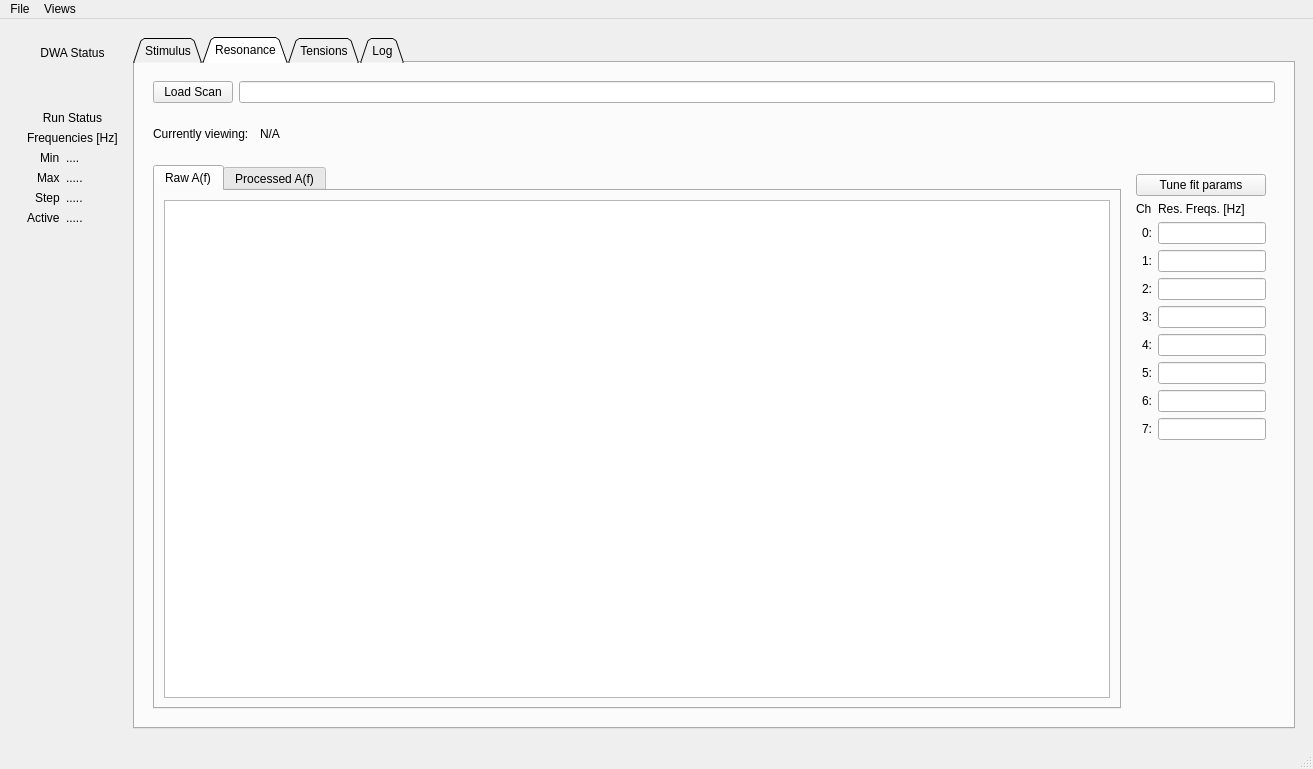
dunewires/ElectricalMethod, file DAQ/python/dwaDaqUI.ui: the form before one commit.
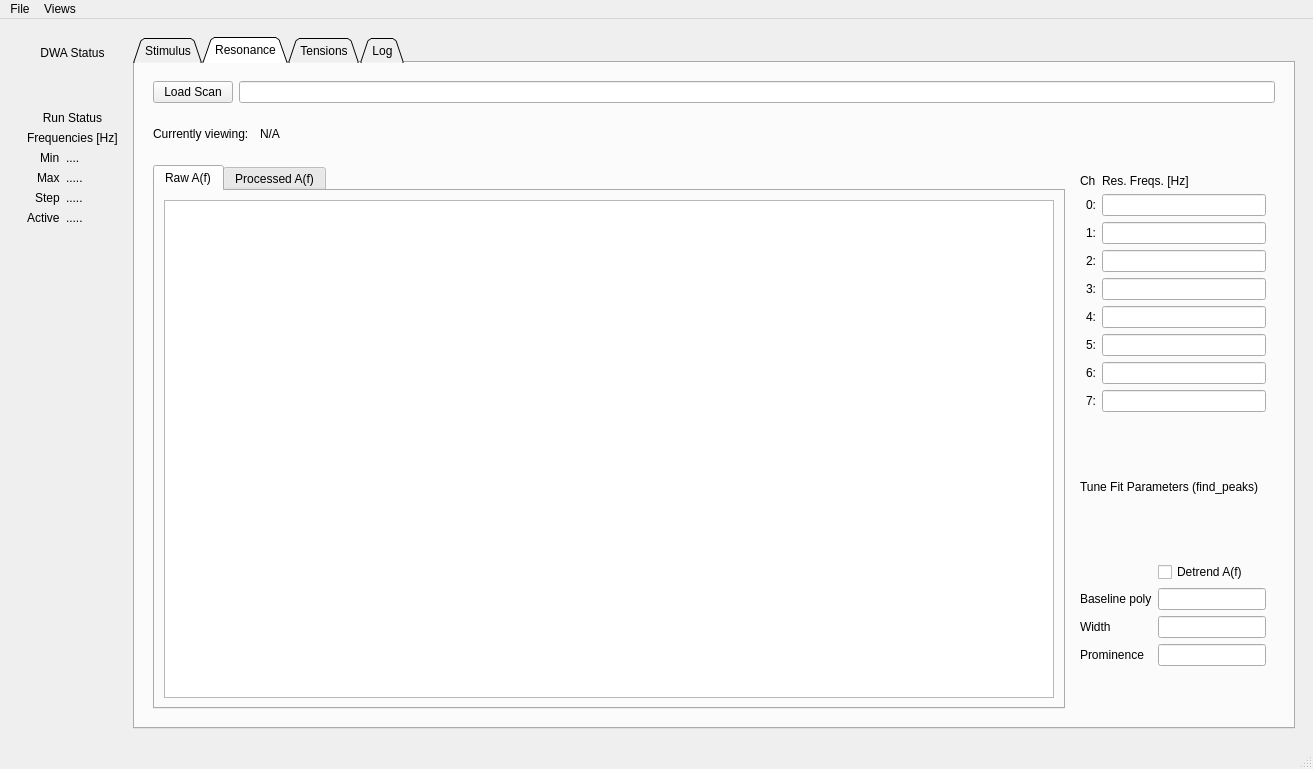
The form after the commit. The open tabs and pages were chosen to show the change. Custom widgets are drawn as their Qt base class.

Commit message: fixed inf line bug

Diff of the .ui file:
```diff
--- a/DAQ/python/dwaDaqUI.ui
+++ b/DAQ/python/dwaDaqUI.ui
@@ -599,13 +599,6 @@
               <item>
                <widget class="QWidget" name="widget_6" native="true">
                 <layout class="QVBoxLayout" name="verticalLayout_14">
-                 <item>
-                  <widget class="QPushButton" name="pushButton_2">
-                   <property name="text">
-                    <string>Tune fit params</string>
-                   </property>
-                  </widget>
-                 </item>
                  <item>
                   <layout class="QFormLayout" name="formLayout_6">
                    <property name="labelAlignment">
@@ -710,6 +703,57 @@
                    </item>
                   </layout>
                  </item>
+                 <item>
+                  <widget class="QLabel" name="label_9">
+                   <property name="text">
+                    <string>Tune Fit Parameters (find_peaks)</string>
+                   </property>
+                  </widget>
+                 </item>
+                 <item>
+                  <layout class="QFormLayout" name="formLayout_5">
+                   <property name="horizontalSpacing">
+                    <number>-1</number>
+                   </property>
+                   <item row="2" column="0">
+                    <widget class="QLabel" name="label_8">
+                     <property name="text">
+                      <string>Baseline poly</string>
+                     </property>
+                    </widget>
+                   </item>
+                   <item row="2" column="1">
+                    <widget class="QLineEdit" name="resFitBkgPoly"/>
+                   </item>
+                   <item row="3" column="0">
+                    <widget class="QLabel" name="label_10">
+                     <property name="text">
+                      <string>Width</string>
+                     </property>
+                    </widget>
+                   </item>
+                   <item row="3" column="1">
+                    <widget class="QLineEdit" name="resFitWidth"/>
+                   </item>
+                   <item row="4" column="1">
+                    <widget class="QLineEdit" name="resFitProminence"/>
+                   </item>
+                   <item row="4" column="0">
+                    <widget class="QLabel" name="label_11">
+                     <property name="text">
+                      <string>Prominence</string>
+                     </property>
+                    </widget>
+                   </item>
+                   <item row="1" column="1">
+                    <widget class="QCheckBox" name="resFitPreDetrend">
+                     <property name="text">
+                      <string>Detrend A(f)</string>
+                     </property>
+                    </widget>
+                   </item>
+                  </layout>
+                 </item>
                 </layout>
                </widget>
               </item>
```
Left out of the diff: 2 changed lines with no effect on the pictures.
